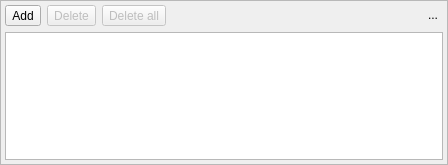
pgmodeler/pgmodeler, file libpgmodeler_ui/ui/layerswidget.ui: the form before one commit.
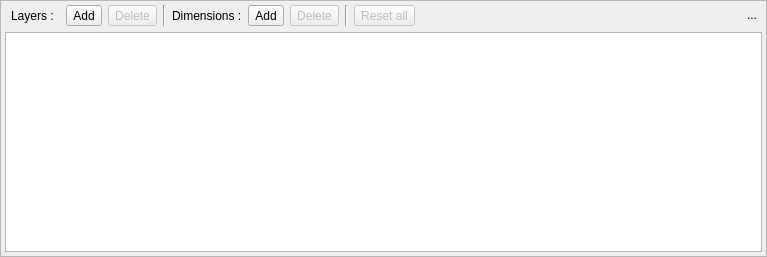
The form after the commit. Icons and pictures are not drawn.

Commit message: Multidimensional layers

Diff of the .ui file:
```diff
--- a/libpgmodeler_ui/ui/layerswidget.ui
+++ b/libpgmodeler_ui/ui/layerswidget.ui
@@ -6,8 +6,8 @@
    <rect>
     <x>0</x>
     <y>0</y>
-    <width>448</width>
-    <height>165</height>
+    <width>767</width>
+    <height>257</height>
    </rect>
   </property>
   <property name="windowTitle">
@@ -56,7 +56,70 @@
       <property name="bottomMargin">
        <number>4</number>
       </property>
+      <item row="0" column="7">
+       <widget class="QLabel" name="label_2">
+        <property name="sizePolicy">
+         <sizepolicy hsizetype="Fixed" vsizetype="Preferred">
+          <horstretch>0</horstretch>
+          <verstretch>0</verstretch>
+         </sizepolicy>
+        </property>
+        <property name="text">
+         <string>Dimensions :</string>
+        </property>
+       </widget>
+      </item>
       <item row="0" column="2">
+       <widget class="QLabel" name="label">
+        <property name="sizePolicy">
+         <sizepolicy hsizetype="Fixed" vsizetype="Preferred">
+          <horstretch>0</horstretch>
+          <verstretch>0</verstretch>
+         </sizepolicy>
+        </property>
+        <property name="text">
+         <string>Layers :</string>
+        </property>
+       </widget>
+      </item>
+      <item row="0" column="6">
+       <widget class="Line" name="line">
+        <property name="orientation">
+         <enum>Qt::Vertical</enum>
+        </property>
+       </widget>
+      </item>
+      <item row="0" column="10">
+       <widget class="Line" name="line_2">
+        <property name="orientation">
+         <enum>Qt::Vertical</enum>
+        </property>
+       </widget>
+      </item>
+      <item row="0" column="9">
+       <widget class="QToolButton" name="remove_dim_tb">
+        <property name="enabled">
+         <bool>false</bool>
+        </property>
+        <property name="text">
+         <string>Delete</string>
+        </property>
+        <property name="icon">
+         <iconset resource="../res/resources.qrc">
+          <normaloff>:/icones/icones/dellayer.png</normaloff>:/icones/icones/dellayer.png</iconset>
+        </property>
+        <property name="iconSize">
+         <size>
+          <width>22</width>
+          <height>22</height>
+         </size>
+        </property>
+        <property name="toolButtonStyle">
+         <enum>Qt::ToolButtonTextBesideIcon</enum>
+        </property>
+       </widget>
+      </item>
+      <item row="0" column="11">
        <widget class="QToolButton" name="remove_all_tb">
         <property name="enabled">
          <bool>false</bool>
@@ -77,7 +140,7 @@
          <string>Remove all layers</string>
         </property>
         <property name="text">
-         <string>Delete all</string>
+         <string>Reset all</string>
         </property>
         <property name="icon">
          <iconset resource="../res/resources.qrc">
@@ -100,14 +163,7 @@
         </property>
        </widget>
       </item>
-      <item row="1" column="0" colspan="6">
-       <widget class="QListWidget" name="layers_lst">
-        <property name="alternatingRowColors">
-         <bool>true</bool>
-        </property>
-       </widget>
-      </item>
-      <item row="0" column="5">
+      <item row="0" column="15">
        <widget class="QToolButton" name="hide_tb">
         <property name="minimumSize">
          <size>
@@ -136,23 +192,7 @@
         </property>
        </widget>
       </item>
-      <item row="0" column="3" colspan="2">
-       <spacer name="horizontalSpacer">
-        <property name="orientation">
-         <enum>Qt::Horizontal</enum>
-        </property>
-        <property name="sizeType">
-         <enum>QSizePolicy::Expanding</enum>
-        </property>
-        <property name="sizeHint" stdset="0">
-         <size>
-          <width>20</width>
-          <height>20</height>
-         </size>
-        </property>
-       </spacer>
-      </item>
-      <item row="0" column="0">
+      <item row="0" column="4">
        <widget class="QToolButton" name="add_tb">
         <property name="enabled">
          <bool>true</bool>
@@ -196,7 +236,34 @@
         </property>
        </widget>
       </item>
-      <item row="0" column="1">
+      <item row="1" column="1" colspan="15">
+       <widget class="QTableWidget" name="layers_tw">
+        <property name="alternatingRowColors">
+         <bool>true</bool>
+        </property>
+       </widget>
+      </item>
+      <item row="0" column="8">
+       <widget class="QToolButton" name="add_dim_tb">
+        <property name="text">
+         <string>Add</string>
+        </property>
+        <property name="icon">
+         <iconset resource="../res/resources.qrc">
+          <normaloff>:/icones/icones/addlayer.png</normaloff>:/icones/icones/addlayer.png</iconset>
+        </property>
+        <property name="iconSize">
+         <size>
+          <width>22</width>
+          <height>22</height>
+         </size>
+        </property>
+        <property name="toolButtonStyle">
+         <enum>Qt::ToolButtonTextBesideIcon</enum>
+        </property>
+       </widget>
+      </item>
+      <item row="0" column="5">
        <widget class="QToolButton" name="remove_tb">
         <property name="enabled">
          <bool>false</bool>
@@ -240,6 +307,19 @@
         </property>
        </widget>
       </item>
+      <item row="0" column="14">
+       <spacer name="horizontalSpacer_3">
+        <property name="orientation">
+         <enum>Qt::Horizontal</enum>
+        </property>
+        <property name="sizeHint" stdset="0">
+         <size>
+          <width>40</width>
+          <height>20</height>
+         </size>
+        </property>
+       </spacer>
+      </item>
      </layout>
     </widget>
    </item>
```
The commit also changes 19 other files.
